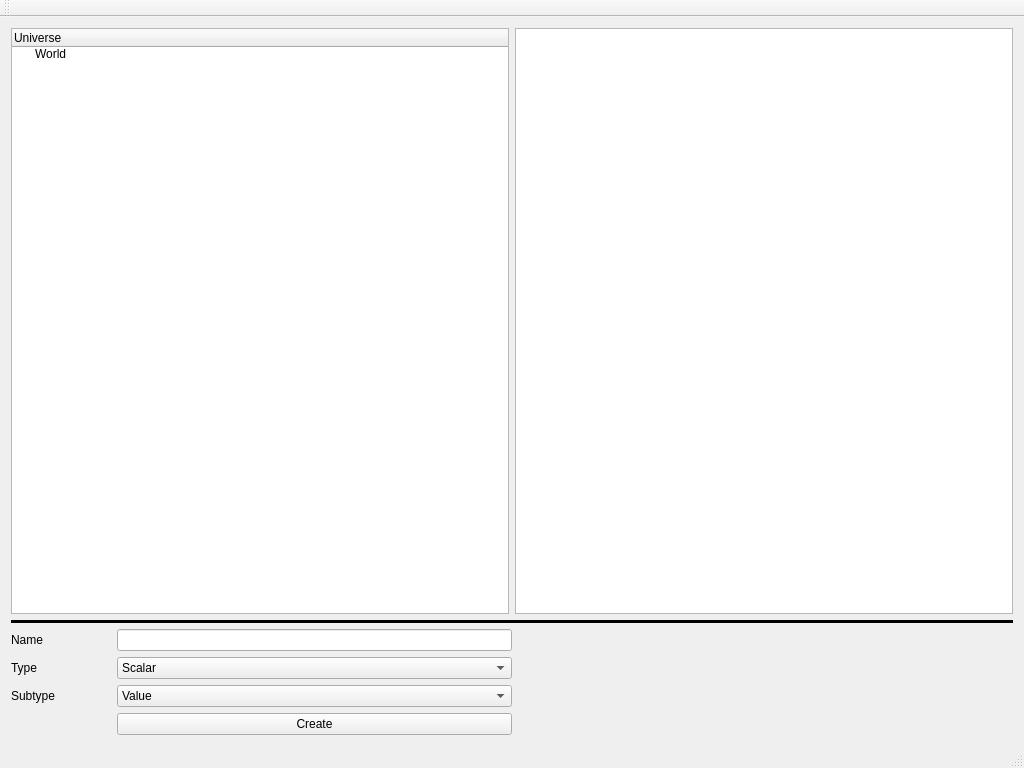
Qt form app/AmberUI/amberview.ui (graninas/Amber) before a commit.
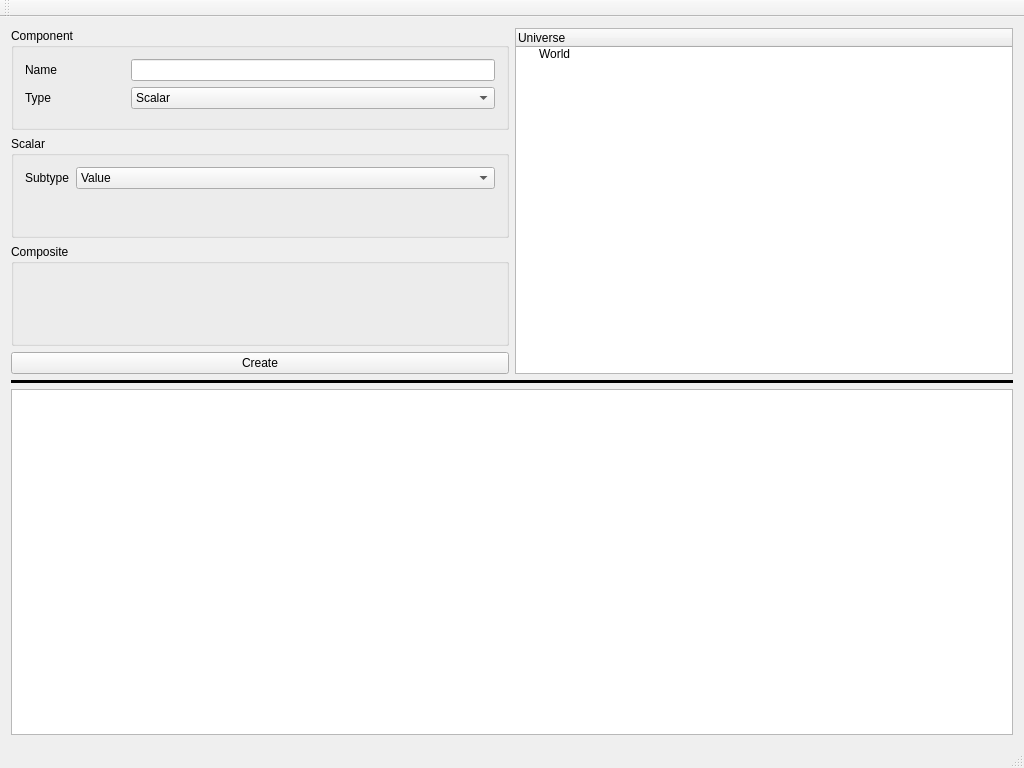
The same form after that commit.

Patch:
```diff
--- a/app/AmberUI/amberview.ui
+++ b/app/AmberUI/amberview.ui
@@ -36,48 +36,37 @@
     <item>
      <layout class="QHBoxLayout" name="horizontalLayout_2">
       <item>
-       <widget class="QTreeWidget" name="universeTree">
-        <column>
-         <property name="text">
-          <string>Universe</string>
-         </property>
-        </column>
+       <layout class="QVBoxLayout" name="verticalLayout_2">
+        <item>
+         <widget class="QGroupBox" name="componentGroupBox">
+          <property name="title">
+           <string>Component</string>
+          </property>
+          <layout class="QFormLayout" name="formLayout_2">
+           <item row="0" column="1">
+            <widget class="QLineEdit" name="itemName"/>
+           </item>
+           <item row="1" column="1">
+            <widget class="QComboBox" name="componentType">
         <item>
          <property name="text">
-          <string>World</string>
-         </property>
-        </item>
-       </widget>
-      </item>
+               <string>Scalar</string>
+              </property>
+             </item>
       <item>
-       <widget class="QPlainTextEdit" name="pte_amberLog">
-        <property name="plainText">
-         <string/>
-        </property>
-       </widget>
-      </item>
-     </layout>
-    </item>
-    <item>
-     <widget class="Line" name="line_5">
-      <property name="frameShadow">
-       <enum>QFrame::Plain</enum>
-      </property>
-      <property name="lineWidth">
-       <number>4</number>
-      </property>
-      <property name="orientation">
-       <enum>Qt::Horizontal</enum>
-      </property>
-     </widget>
-    </item>
-    <item>
-     <layout class="QHBoxLayout" name="horizontalLayout">
-      <item>
-       <layout class="QFormLayout" name="formLayout">
-        <property name="fieldGrowthPolicy">
-         <enum>QFormLayout::AllNonFixedFieldsGrow</enum>
-        </property>
+              <property name="text">
+               <string>Composite</string>
+              </property>
+             </item>
+            </widget>
+           </item>
+           <item row="1" column="0">
+            <widget class="QLabel" name="l_shadowName">
+             <property name="text">
+              <string>Type</string>
+             </property>
+            </widget>
+           </item>
         <item row="0" column="0">
          <widget class="QLabel" name="l_areaName">
           <property name="sizePolicy">
@@ -97,14 +86,16 @@
           </property>
          </widget>
         </item>
-        <item row="1" column="0">
-         <widget class="QLabel" name="l_shadowName">
-          <property name="text">
-           <string>Type</string>
-          </property>
+          </layout>
          </widget>
         </item>
-        <item row="2" column="0">
+        <item>
+         <widget class="QGroupBox" name="scalarComponentGroupBox">
+          <property name="title">
+           <string>Scalar</string>
+          </property>
+          <layout class="QFormLayout" name="formLayout_3">
+           <item row="0" column="0">
          <widget class="QLabel" name="label_9">
           <property name="text">
            <string>Subtype</string>
@@ -112,23 +103,6 @@
          </widget>
         </item>
         <item row="0" column="1">
-         <widget class="QLineEdit" name="itemName"/>
-        </item>
-        <item row="1" column="1">
-         <widget class="QComboBox" name="itemType">
-          <item>
-           <property name="text">
-            <string>Scalar</string>
-           </property>
-          </item>
-          <item>
-           <property name="text">
-            <string>Composite</string>
-           </property>
-          </item>
-         </widget>
-        </item>
-        <item row="2" column="1">
          <widget class="QComboBox" name="itemSubtype">
           <item>
            <property name="text">
@@ -145,31 +119,86 @@
             <string>Color</string>
            </property>
           </item>
-         </widget>
-        </item>
-        <item row="3" column="1">
-         <widget class="QPushButton" name="CreateItem">
+             <item>
           <property name="text">
-           <string>Create</string>
-          </property>
+               <string>Item</string>
+              </property>
+             </item>
          </widget>
         </item>
        </layout>
+         </widget>
       </item>
       <item>
-       <spacer name="horizontalSpacer">
+         <widget class="QGroupBox" name="compositeComponentGroupBox">
+          <property name="title">
+           <string>Composite</string>
+          </property>
+          <layout class="QFormLayout" name="formLayout_4">
+           <item row="0" column="0" colspan="2">
+            <spacer name="horizontalSpacer_2">
         <property name="orientation">
          <enum>Qt::Horizontal</enum>
         </property>
         <property name="sizeHint" stdset="0">
          <size>
-          <width>40</width>
+               <width>464</width>
           <height>20</height>
          </size>
         </property>
        </spacer>
       </item>
      </layout>
+         </widget>
+        </item>
+        <item>
+         <widget class="QPushButton" name="CreateItem">
+          <property name="text">
+           <string>Create</string>
+          </property>
+         </widget>
+        </item>
+       </layout>
+      </item>
+      <item>
+       <widget class="QTreeWidget" name="universeTree">
+        <column>
+         <property name="text">
+          <string>Universe</string>
+         </property>
+        </column>
+        <item>
+         <property name="text">
+          <string>World</string>
+         </property>
+        </item>
+       </widget>
+      </item>
+     </layout>
+    </item>
+    <item>
+     <widget class="Line" name="line_5">
+      <property name="frameShadow">
+       <enum>QFrame::Plain</enum>
+      </property>
+      <property name="lineWidth">
+       <number>4</number>
+      </property>
+      <property name="orientation">
+       <enum>Qt::Horizontal</enum>
+      </property>
+     </widget>
+    </item>
+    <item>
+     <layout class="QHBoxLayout" name="horizontalLayout">
+      <item>
+       <widget class="QPlainTextEdit" name="pte_amberLog">
+        <property name="plainText">
+         <string/>
+        </property>
+       </widget>
+      </item>
+     </layout>
     </item>
    </layout>
   </widget>
```
Left out of the diff: 37 changed lines with no effect on the pictures. Lines whose indentation alone changed are shown as unchanged.
